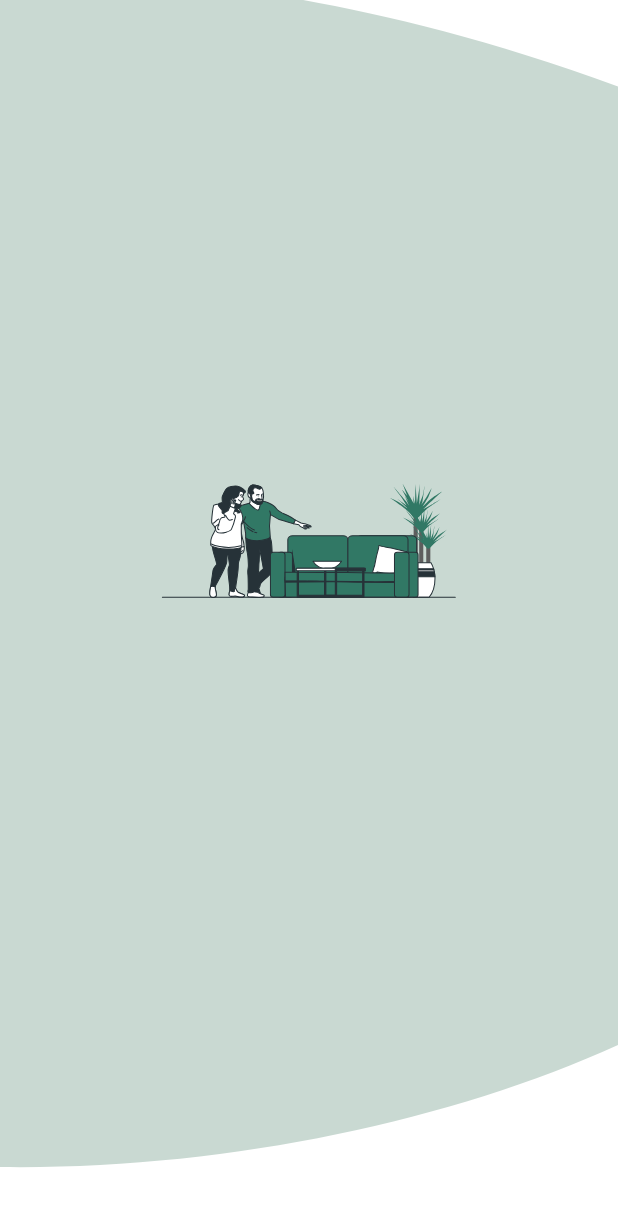
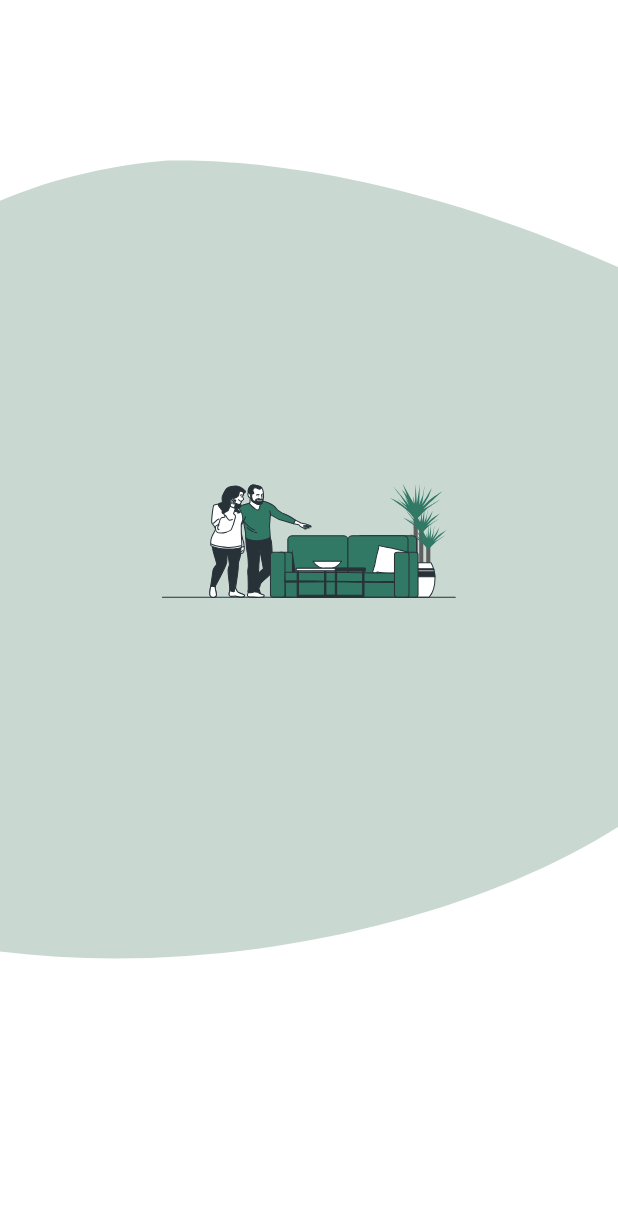
Before and after one commit to Muhammadiqbal-git/Decorly, a Flutter app: the SplashScreens screen opened directly, on a phone screen of 412 x 824 dp. Shown: the top 1207 px of the screen. Run offline on Flutter 3.47's test engine with Material 3 defaults, Android fonts, the phone set to English and light mode, and no system bars; our stand-ins replace flutter_bloc, flutter_svg, google_fonts.

Commit message:
fix dynamic splash screen

```diff
--- a/lib/main.dart
+++ b/lib/main.dart
@@ -1,6 +1,4 @@
 import 'package:decorly/bloc/onboarding_cubit.dart';
-import 'package:decorly/screens/onboarding.dart';
-import 'package:decorly/screens/splash.dart';
 import 'package:decorly/test_screens.dart';
 import 'package:flutter/material.dart';
 import 'package:flutter_bloc/flutter_bloc.dart';
--- a/lib/screens/onboarding.dart
+++ b/lib/screens/onboarding.dart
@@ -28,7 +28,7 @@ class OnBoardingIndicator extends StatelessWidget {
         desc:
             "keep up-to-date on the latest news and updates related to decore and design."),
   ];
-  PageController _pageController = PageController(initialPage: 0);
+  final PageController _pageController = PageController(initialPage: 0);
   @override
   Widget build(BuildContext context) {
     return Scaffold(
@@ -65,7 +65,7 @@ class OnBoardingIndicator extends StatelessWidget {
               child: Column(
                 crossAxisAlignment: CrossAxisAlignment.start,
                 children: [
-                  Container(
+                  SizedBox(
                     height: getHeight(context, 20),
                     child: BlocBuilder<OnboardingCubit, OnboardingState>(
                       builder: (context, state) {
@@ -87,7 +87,7 @@ class OnBoardingIndicator extends StatelessWidget {
                   SizedBox(height: getHeight(context, 3)),
                   BlocBuilder<OnboardingCubit, OnboardingState>(
                     builder: (context, state) {
-                      print('State number ' + state.value.toString());
+                      print('State number ${state.value}');
                       return Row(
                         children: List.generate(
                           4,
--- a/lib/screens/splash.dart
+++ b/lib/screens/splash.dart
@@ -1,11 +1,7 @@
 import 'package:decorly/screens/onboarding.dart';
 import 'package:decorly/theme.dart';
-import 'package:flutter/cupertino.dart';
 import 'package:flutter/material.dart';
-import 'package:flutter/src/foundation/key.dart';
-import 'package:flutter/src/widgets/framework.dart';
 import 'package:flutter_svg/flutter_svg.dart';
-import 'dart:io';
 
 class SplashScreens extends StatefulWidget {
   final double screen_height;
@@ -27,7 +23,7 @@ class _SplashScreensState extends State<SplashScreens>
     super.initState();
     _controller_fill =
         AnimationController(vsync: this, duration: const Duration(seconds: 3));
-    _animation_fill = Tween<double>(begin: 0, end: 1.25).animate(
+    _animation_fill = Tween<double>(begin: 0, end: (2.10 - getScreenHeight(1))).animate(
         CurvedAnimation(
             parent: _controller_fill,
             curve: const Interval(0.4, 0.90, curve: Curves.easeOutQuart)))
@@ -41,7 +37,7 @@ class _SplashScreensState extends State<SplashScreens>
             PageRouteBuilder(
                 pageBuilder: (context, animation, secondaryAnimation) =>
                     OnBoardingIndicator(),
-                transitionDuration: Duration(seconds: 2),
+                transitionDuration: const Duration(seconds: 2),
                 transitionsBuilder:
                     (context, animation, secondaryAnimation, child) =>
                         FadeTransition(
@@ -69,7 +65,7 @@ class _SplashScreensState extends State<SplashScreens>
 
   @override
   Widget build(BuildContext context) {
-    print("tes ${_controller_fill.value}");
+    print("tes ${_animation_fill.value}");
     return Scaffold(
       backgroundColor: white_cr,
       body: Center(
@@ -185,9 +181,9 @@ class RPSCustomPainter extends CustomPainter {
         size.height * (0.5435406 + value5));
     path_0.close();
 
-    Paint paint_0_fill = Paint()..style = PaintingStyle.fill;
-    paint_0_fill.color = light_primary_cr;
-    canvas.drawPath(path_0, paint_0_fill);
+    Paint paint0Fill = Paint()..style = PaintingStyle.fill;
+    paint0Fill.color = light_primary_cr;
+    canvas.drawPath(path_0, paint0Fill);
   }
 
   @override
--- a/lib/test_screens.dart
+++ b/lib/test_screens.dart
@@ -1,4 +1,3 @@
-import 'package:decorly/screens/onboarding.dart';
 import 'package:decorly/screens/splash.dart';
 import 'package:decorly/theme.dart';
 import 'package:flutter/cupertino.dart';
--- a/lib/theme.dart
+++ b/lib/theme.dart
@@ -1,3 +1,4 @@
+import 'package:flutter/foundation.dart';
 import 'package:flutter/material.dart';
 import 'package:google_fonts/google_fonts.dart';
 
@@ -10,12 +11,14 @@ Color accent_cr = const Color(0xFFEFF1ED);
 Color white_cr = const Color(0xFFFFFFFF);
 
 TextStyle apps_name = GoogleFonts.gochiHand(fontSize: 24);
-TextStyle display = GoogleFonts.rubik(fontSize: 25, fontWeight: FontWeight.w500);
+TextStyle display =
+    GoogleFonts.rubik(fontSize: 25, fontWeight: FontWeight.w500);
 TextStyle title = GoogleFonts.rubik(fontSize: 20, fontWeight: FontWeight.w500);
 TextStyle desc = GoogleFonts.rubik(fontSize: 20, fontWeight: FontWeight.w400);
 TextStyle body_1 = GoogleFonts.rubik(fontSize: 16, fontWeight: FontWeight.w500);
 TextStyle body_2 = GoogleFonts.rubik(fontSize: 14, fontWeight: FontWeight.w400);
-TextStyle caption_1 = GoogleFonts.rubik(fontSize: 13, fontWeight: FontWeight.w400);
+TextStyle caption_1 =
+    GoogleFonts.rubik(fontSize: 13, fontWeight: FontWeight.w400);
 
 /// Return the specific percentage of the screen width
 /// Takes [context] and a [size] representing the desired percentage of the screen width.
@@ -32,3 +35,12 @@ double getWidth(BuildContext context, int size) {
 double getHeight(BuildContext context, int size) {
   return MediaQuery.of(context).size.height * (size / 100);
 }
+
+double getScreenHeight(double size) {
+  print(
+      "height ${PlatformDispatcher.instance.views.first.physicalSize.height}");
+  print("height ${PlatformDispatcher.instance.views.first.physicalSize.width}");
+
+  return PlatformDispatcher.instance.views.first.physicalSize.width /
+      PlatformDispatcher.instance.views.first.physicalSize.height;
+}
```
Also changed, not shown: lib/screens/tes.dart (+4 -4 lines), pubspec.lock.
